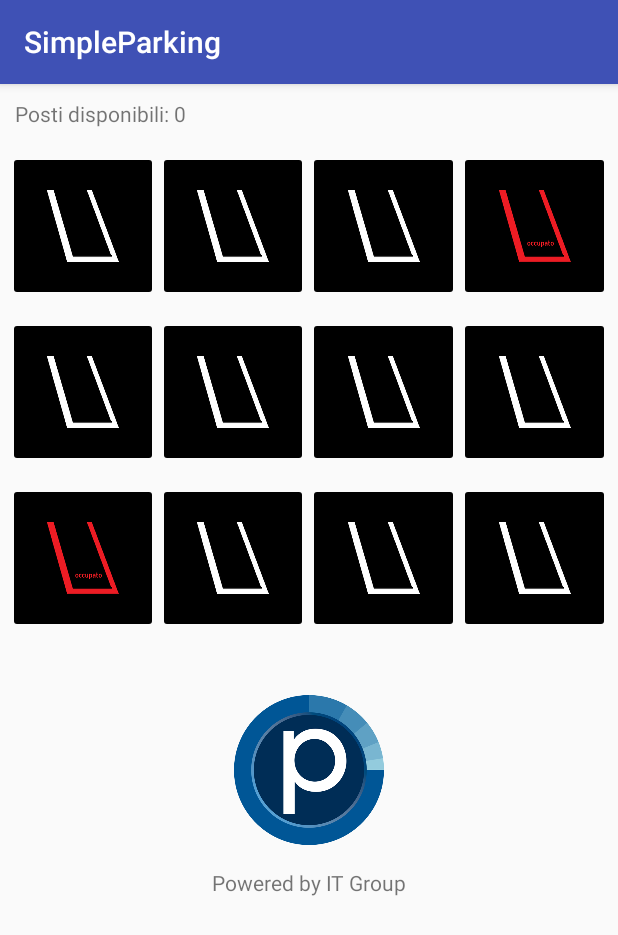
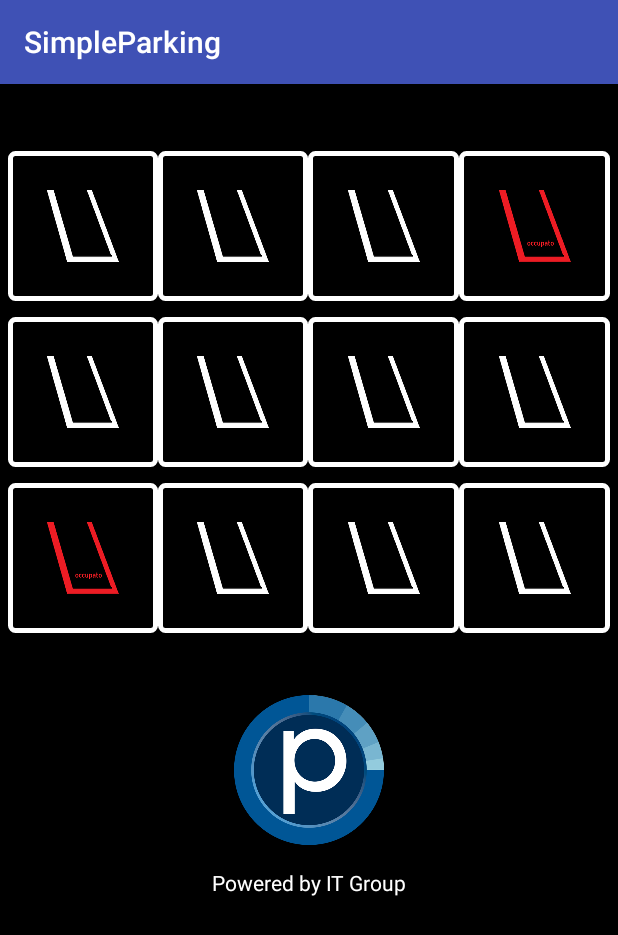
Before and after one commit to ggscuola/SimpleParkingMobile, an Android app: the MainActivity screen opened directly, with no data from a screen before it, on a phone screen of 412 x 824 dp. Shown: the top 935 px of the screen. Run offline under Robolectric (Android 15) with nearby library versions, the phone set to English and light mode, and no system bars.

Commit message:
request WS Ok

```diff
--- a/app/src/main/java/com/scuola/simpleparking/MainActivity.java
+++ b/app/src/main/java/com/scuola/simpleparking/MainActivity.java
@@ -7,6 +7,8 @@ import android.util.Log;
 import android.view.View;
 import android.widget.Button;
 import android.widget.EditText;
+import android.widget.ImageButton;
+import android.widget.ImageView;
 import android.widget.TextView;
 import android.widget.Toast;
 
@@ -17,6 +19,7 @@ public class MainActivity extends AppCompatActivity {
 
     private final static String TAG = MainActivity.class.getSimpleName();
 
+    private ImageView mLogo;
 
     @Override
     protected void onCreate(Bundle savedInstanceState) {
@@ -26,9 +29,7 @@ public class MainActivity extends AppCompatActivity {
         getReferences();
 
 
-
-
-      /*  mButton.setOnClickListener(new View.OnClickListener() {
+        mLogo.setOnClickListener(new View.OnClickListener() {
             @Override
             public void onClick(View v) {
 
@@ -42,11 +43,12 @@ public class MainActivity extends AppCompatActivity {
                 //Toast.makeText(v.getContext(), "Ciao Marco", Toast.LENGTH_SHORT).show();
 
             }
-        });*/
+        });
     }
 
     private void getReferences(){
 
+        mLogo = findViewById(R.id.image_home);
 
 
     }
--- a/app/src/main/java/com/scuola/simpleparking/common/Mappa.java
+++ b/app/src/main/java/com/scuola/simpleparking/common/Mappa.java
@@ -1,10 +1,13 @@
 package com.scuola.simpleparking.common;
+
+import android.widget.ImageButton;
 
 public class Mappa {
 
     public int Posto = -1;
     public int Stato = -1;
     public int Piano = -1;
+    //public ImageButton Image;
 
 
     public Mappa(int posto, int stato, int piano){
@@ -12,6 +15,7 @@ public class Mappa {
         this.Posto = posto;
         this.Stato = stato;
         this.Piano = piano;
+        //this.Image = image;
 
     }
 }
--- a/app/src/main/java/com/scuola/simpleparking/common/WSService.java
+++ b/app/src/main/java/com/scuola/simpleparking/common/WSService.java
@@ -22,7 +22,7 @@ public class WSService {
 
     private String TAG = WSService.class.getSimpleName();
     private int result = Activity.RESULT_CANCELED;
-    public final String URL_REQUEST =  "http://172.16.13.162:8082/RestController.php?view=all";
+    public final String URL_REQUEST =  "http://172.16.13.119/service.php?mode=0";
 
 
 
@@ -46,8 +46,7 @@ public class WSService {
 
         GetDataTask task = new GetDataTask();
 
-        String[] param = new String[1];
-        param[0] = URL_REQUEST;
+        String param = URL_REQUEST;
         task.execute(param);
     }
 
--- a/app/src/main/res/drawable/border.xml
+++ b/app/src/main/res/drawable/border.xml
@@ -6,8 +6,8 @@
 
     </corners>
 
-    <stroke android:color="@color/colorAccent"
-       android:width="2dp">
+    <stroke android:color="@android:color/white"
+       android:width="3dp">
 
     </stroke>
 </shape>
--- a/app/src/main/res/layout/activity_main.xml
+++ b/app/src/main/res/layout/activity_main.xml
@@ -5,7 +5,8 @@
     xmlns:app="http://schemas.android.com/apk/res-auto"
     xmlns:tools="http://schemas.android.com/tools"
     android:layout_width="match_parent"
-    android:layout_height="match_parent">
+    android:layout_height="match_parent"
+    android:background="@android:color/black">
 
 
     <LinearLayout
@@ -46,27 +47,27 @@
             android:layout_weight="1"
             android:layout_width="@dimen/btn_size_width"
             android:layout_height="@dimen/btn_size_height"
-            android:backgroundTint="@android:color/black"
+            android:background="@drawable/border"
             android:src="@mipmap/libero" />
 
         <ImageButton
             android:layout_weight="1"
             android:layout_width="@dimen/btn_size_width"
             android:layout_height="@dimen/btn_size_height"
-            android:backgroundTint="@android:color/black"
+            android:background="@drawable/border"
             android:src="@mipmap/libero" />
         <ImageButton
             android:layout_weight="1"
             android:layout_width="@dimen/btn_size_width"
             android:layout_height="@dimen/btn_size_height"
-            android:backgroundTint="@android:color/black"
+            android:background="@drawable/border"
             android:src="@mipmap/libero" />
 
         <ImageButton
             android:layout_weight="1"
             android:layout_width="@dimen/btn_size_width"
             android:layout_height="@dimen/btn_size_height"
-            android:backgroundTint="@android:color/black"
+            android:background="@drawable/border"
             android:src="@mipmap/occupato" />
 
 
@@ -85,27 +86,27 @@
             android:layout_weight="1"
             android:layout_width="@dimen/btn_size_width"
             android:layout_height="@dimen/btn_size_height"
-            android:backgroundTint="@android:color/black"
+            android:background="@drawable/border"
             android:src="@mipmap/libero" />
 
         <ImageButton
             android:layout_weight="1"
             android:layout_width="@dimen/btn_size_width"
             android:layout_height="@dimen/btn_size_height"
-            android:backgroundTint="@android:color/black"
+            android:background="@drawable/border"
             android:src="@mipmap/libero" />
         <ImageButton
             android:layout_weight="1"
             android:layout_width="@dimen/btn_size_width"
             android:layout_height="@dimen/btn_size_height"
-            android:backgroundTint="@android:color/black"
+            android:background="@drawable/border"
             android:src="@mipmap/libero" />
 
         <ImageButton
             android:layout_weight="1"
             android:layout_width="@dimen/btn_size_width"
             android:layout_height="@dimen/btn_size_height"
-            android:backgroundTint="@android:color/black"
+            android:background="@drawable/border"
             android:src="@mipmap/libero" />
 
 
@@ -124,27 +125,27 @@
             android:layout_weight="1"
             android:layout_width="@dimen/btn_size_width"
             android:layout_height="@dimen/btn_size_height"
-            android:backgroundTint="@android:color/black"
+            android:background="@drawable/border"
             android:src="@mipmap/occupato" />
 
         <ImageButton
             android:layout_weight="1"
             android:layout_width="@dimen/btn_size_width"
             android:layout_height="@dimen/btn_size_height"
-            android:backgroundTint="@android:color/black"
+            android:background="@drawable/border"
             android:src="@mipmap/libero" />
         <ImageButton
             android:layout_weight="1"
             android:layout_width="@dimen/btn_size_width"
             android:layout_height="@dimen/btn_size_height"
-            android:backgroundTint="@android:color/black"
+            android:background="@drawable/border"
             android:src="@mipmap/libero" />
 
         <ImageButton
             android:layout_weight="1"
             android:layout_width="@dimen/btn_size_width"
             android:layout_height="@dimen/btn_size_height"
-            android:backgroundTint="@android:color/black"
+            android:background="@drawable/border"
             android:src="@mipmap/libero" />
 
 
@@ -154,7 +155,7 @@
 
     <ImageView
         android:layout_marginTop="36dp"
-        android:id="@+id/splash_imageview"
+        android:id="@+id/image_home"
         android:layout_width="100dp"
         android:layout_height="100dp"
         android:layout_gravity="center"
@@ -166,6 +167,7 @@
         android:layout_width="match_parent"
         android:layout_height="wrap_content"
         android:gravity="center"
+        android:textColor="@android:color/white"
         android:text="Powered by IT Group"/>
 
 
```
